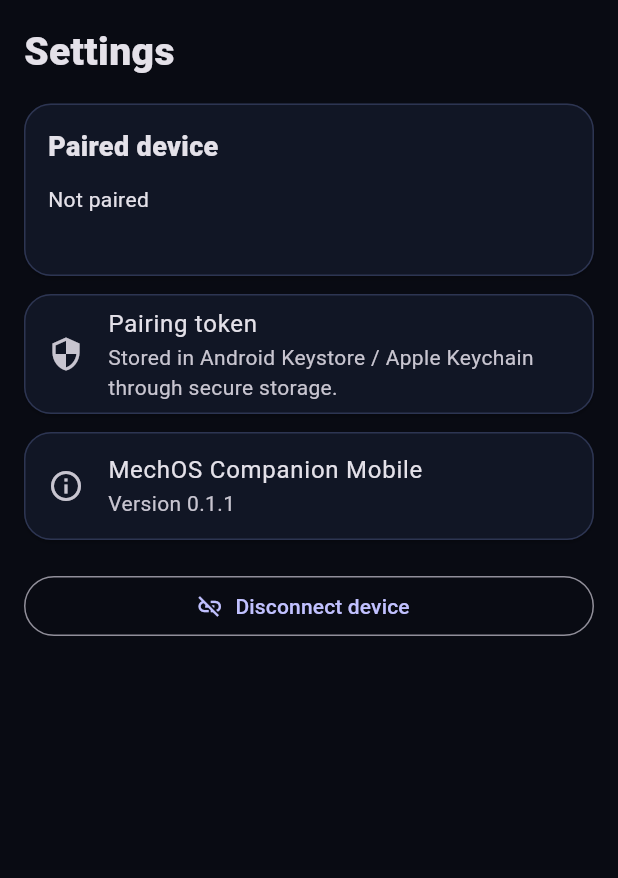
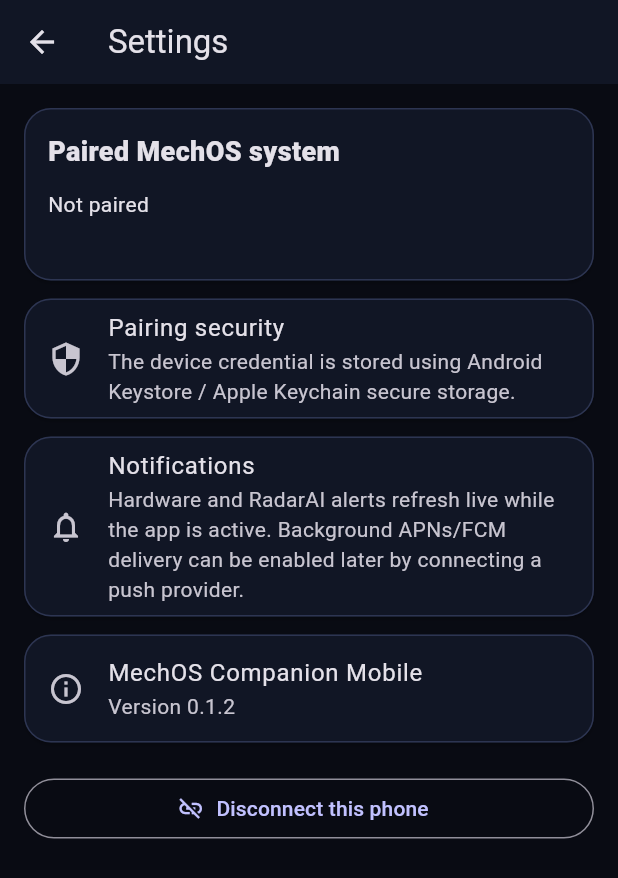
Before and after one commit to mechgod102-sketch/MechOS-Companion, a Flutter app: the SettingsScreen screen opened directly with empty values, on a phone screen of 412 x 824 dp. Shown: the top 878 px of the screen. Run offline on Flutter 3.47's test engine with Material 3 defaults, Android fonts, the phone set to English and light mode, and no system bars; our stand-ins replace flutter_secure_storage, share_plus, shared_preferences; missing offline and left inert: gal; accounts and stored records are empty.

Commit message:
Update v0.1.2 settings and notification status

```diff
--- a/lib/screens/settings_screen.dart
+++ b/lib/screens/settings_screen.dart
@@ -9,22 +9,25 @@
   @override
   Widget build(BuildContext context) {
     final c = state.connection;
-    return ListView(padding: const EdgeInsets.all(16), children: [
-      const Text('Settings', style: TextStyle(fontSize: 26, fontWeight: FontWeight.w900)),
-      const SizedBox(height: 16),
+    return Scaffold(
+      appBar: AppBar(title: const Text('Settings')),
+      body: ListView(padding: const EdgeInsets.all(16), children: [
         Card(child: Padding(padding: const EdgeInsets.all(16), child: Column(crossAxisAlignment: CrossAxisAlignment.start, children: [
-        const Text('Paired device', style: TextStyle(fontWeight: FontWeight.w900, fontSize: 18)),
+          const Text('Paired MechOS system', style: TextStyle(fontWeight: FontWeight.w900, fontSize: 18)),
           const SizedBox(height: 12),
           Text(state.demoMode ? 'Demo Mode' : (c?.deviceName ?? 'Not paired')),
           const SizedBox(height: 4),
           Text(state.demoMode ? 'No network connection' : (c?.baseUrl ?? ''), style: const TextStyle(color: MechTheme.subtle)),
         ]))),
         const SizedBox(height: 12),
-      Card(child: const ListTile(leading: Icon(Icons.security), title: Text('Pairing token'), subtitle: Text('Stored in Android Keystore / Apple Keychain through secure storage.'))),
+        const Card(child: ListTile(leading: Icon(Icons.security), title: Text('Pairing security'), subtitle: Text('The device credential is stored using Android Keystore / Apple Keychain secure storage.'))),
         const SizedBox(height: 12),
-      Card(child: const ListTile(leading: Icon(Icons.info_outline), title: Text('MechOS Companion Mobile'), subtitle: Text('Version 0.1.1'))),
+        const Card(child: ListTile(leading: Icon(Icons.notifications_outlined), title: Text('Notifications'), subtitle: Text('Hardware and RadarAI alerts refresh live while the app is active. Background APNs/FCM delivery can be enabled later by connecting a push provider.'))),
+        const SizedBox(height: 12),
+        const Card(child: ListTile(leading: Icon(Icons.info_outline), title: Text('MechOS Companion Mobile'), subtitle: Text('Version 0.1.2'))),
         const SizedBox(height: 20),
-      OutlinedButton.icon(onPressed: state.disconnect, icon: const Icon(Icons.link_off), label: const Text('Disconnect device')),
-    ]);
+        OutlinedButton.icon(onPressed: state.disconnect, icon: const Icon(Icons.link_off), label: const Text('Disconnect this phone')),
+      ]),
+    );
   }
 }
```
Lines whose indentation alone changed are shown as unchanged.
